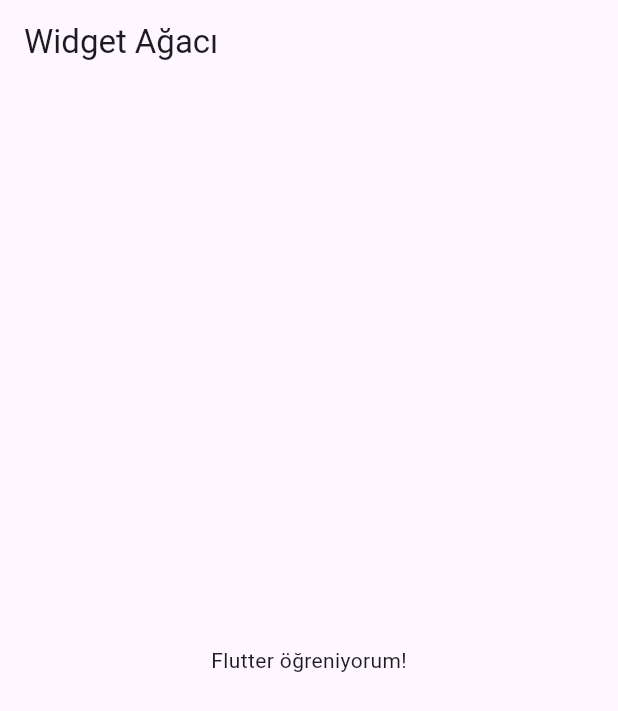
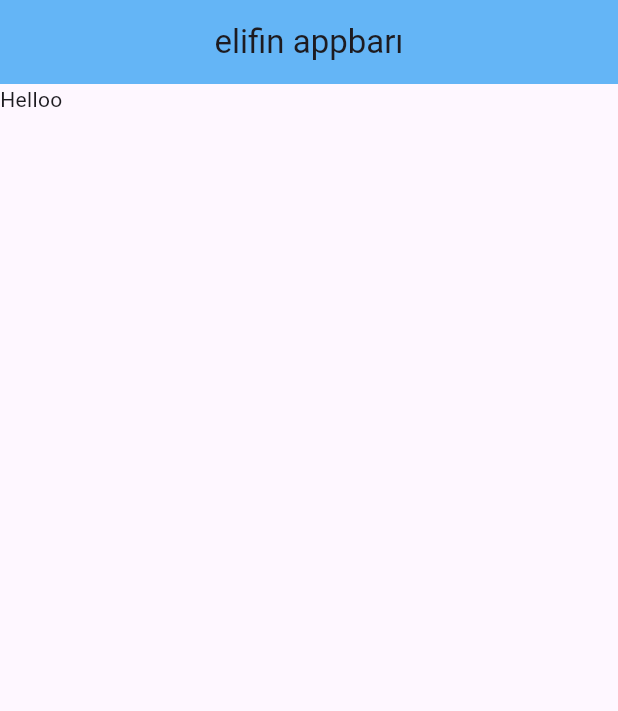
Before and after one commit to elifnurdemir/FlutterCoffeePref, a Flutter app: the screen it shows after launch, on a phone screen of 412 x 824 dp. Shown: the top 711 px of the screen. Run offline on Flutter 3.47's test engine with Material 3 defaults, Android fonts, the phone set to English and light mode, and no system bars.

Commit message:
first commits

```diff
--- /dev/null
+++ b/lib/home.dart
@@ -0,0 +1,17 @@
+import 'package:flutter/material.dart';
+
+class Home extends StatelessWidget {
+  const Home({super.key});
+
+  @override
+  Widget build(BuildContext context) {
+    return Scaffold(
+      appBar: AppBar(
+        title: Text('elifin appbarı'),
+        backgroundColor: Colors.blue[300],
+        centerTitle: true,
+      ),
+      body: const Text('Helloo'),
+    );
+  }
+}
--- a/lib/main.dart
+++ b/lib/main.dart
@@ -1,19 +1,8 @@
 import 'package:flutter/material.dart';
+import 'package:music_player/home.dart';
 
 void main() {
-  runApp(const MyApp());
+  runApp(MaterialApp(
+    home: Home()
+  ));
 }
-
-class MyApp extends StatelessWidget {
-  const MyApp({super.key});
-
-  @override
-  Widget build(BuildContext context) {
-    return MaterialApp(
-      home: Scaffold(
-        appBar: AppBar(title: const Text("Widget Ağacı")),
-        body: const Align(child: Text("Flutter öğreniyorum!")),
-      ),
-    );
-  }
-}
--- a/pubspec.yaml
+++ b/pubspec.yaml
@@ -34,6 +34,7 @@ dependencies:
   # The following adds the Cupertino Icons font to your application.
   # Use with the CupertinoIcons class for iOS style icons.
   cupertino_icons: ^1.0.8
+  google_fonts: ^6.2.1
 
 dev_dependencies:
   flutter_test:
```
Also changed, not shown: pubspec.lock, 1 other file.
